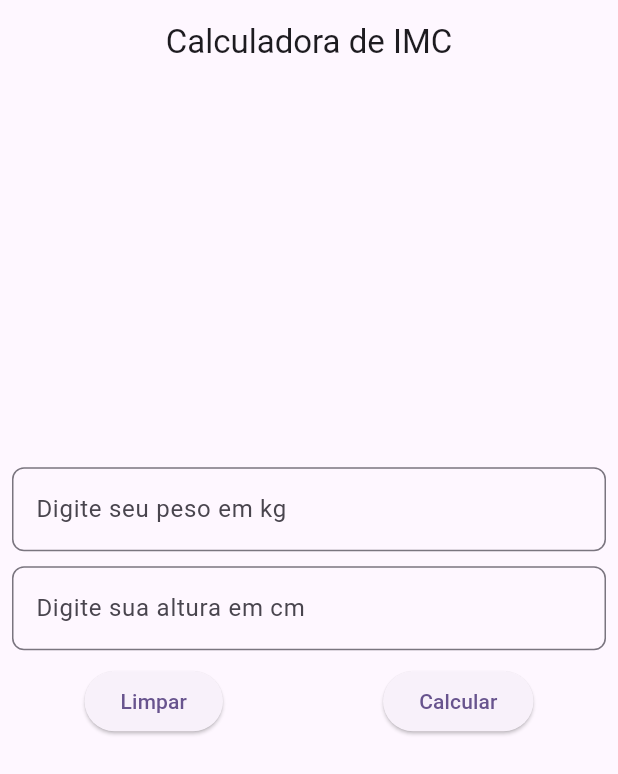
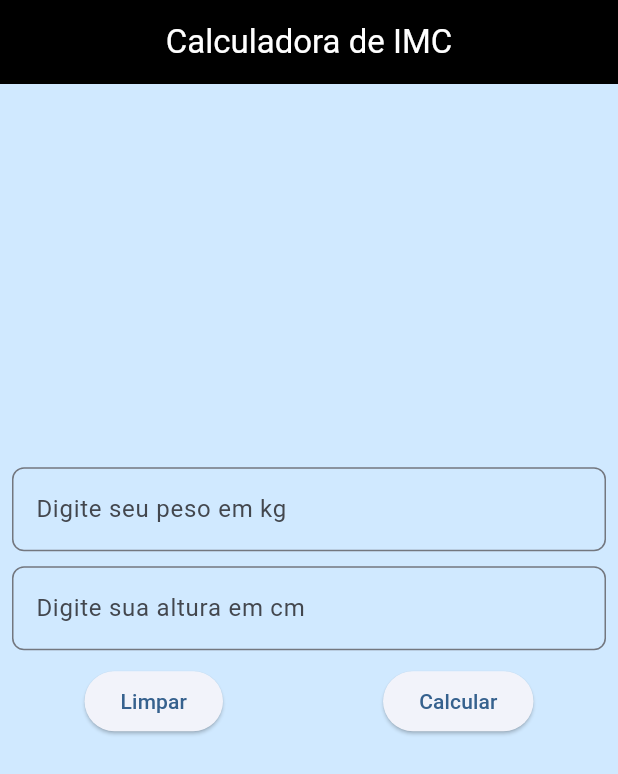
Before and after one commit to leandrucarvalho/app_imc_flutter, a Flutter app: the screen it shows after launch, on a phone screen of 412 x 824 dp. Shown: the top 774 px of the screen. Run offline on Flutter 3.47's test engine with Material 2 defaults, Android fonts, the phone set to English and light mode, and no system bars; our stand-ins replace sqflite; accounts and stored records are empty.

Commit message:
update readme

```diff
--- a/lib/main.dart
+++ b/lib/main.dart
@@ -15,7 +15,7 @@ class MyApp extends StatelessWidget {
     return MaterialApp(
       title: 'Flutter Demo',
       theme: ThemeData(
-        colorScheme: ColorScheme.fromSeed(seedColor: Colors.deepPurple),
+        colorScheme: ColorScheme.fromSeed(seedColor: Colors.blue),
         useMaterial3: true,
       ),
       home: const IMCPage(title: 'Calculadora de IMC'),
--- a/lib/page/home_page.dart
+++ b/lib/page/home_page.dart
@@ -21,8 +21,13 @@ class _IMCPageState extends State<IMCPage> {
   @override
   Widget build(BuildContext context) {
     return Scaffold(
+      backgroundColor: const Color(0xFFD0E9FF),
       appBar: AppBar(
-        title: Text(widget.title),
+        backgroundColor: const Color(0xFF000000),
+        title: Text(
+          widget.title,
+          style: const TextStyle(color: Color(0xFFFFFFFF)),
+        ),
         centerTitle: true,
       ),
       body: Center(
```
Also changed, not shown: 1 other file.
